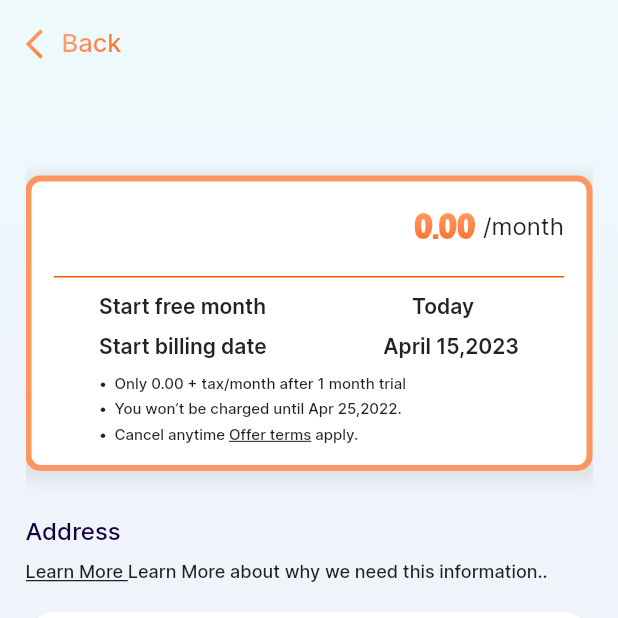
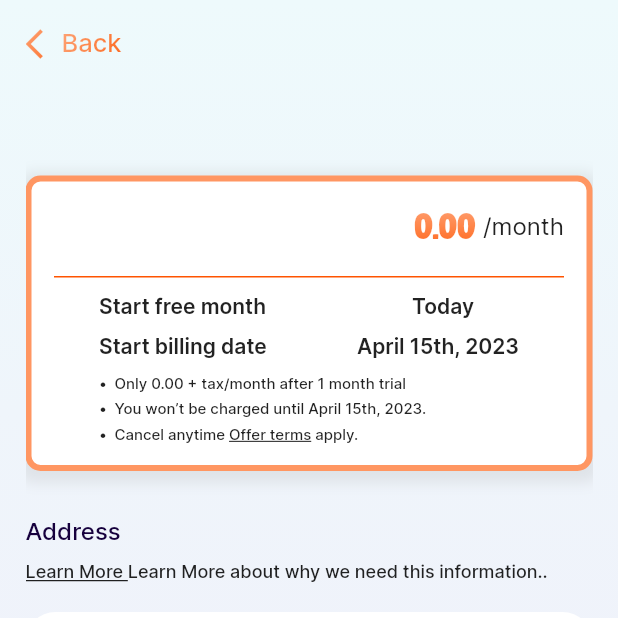
Before and after one commit to SajidNawaz993/plansubscription, a Flutter app: the PlanDetailsWidget screen opened directly with empty values, on a phone screen of 412 x 824 dp, the top half of it. Run offline on Flutter 3.47's test engine with Material 2 defaults, Android fonts, the phone set to English and light mode, and no system bars; our stand-ins replace bloc, equatable, flutter_bloc, logger, percent_indicator; network calls fail.

```diff
--- a/lib/common/plans_details_box.dart
+++ b/lib/common/plans_details_box.dart
@@ -20,7 +20,6 @@ class PlansDetailsIconBox extends StatelessWidget {
   final Color backgroundColor;
   final bool isSelected;
 
-  final dateFormat = new DateFormat('MMMM dd,yyyy');
    var today = DateTime.now();
 
 
@@ -183,7 +182,7 @@ class PlansDetailsIconBox extends StatelessWidget {
                         ),
                       ),
                       Text(
-                        "${dateFormat.format(newDate)}",
+                        "${format(newDate)}",
                         style: TextStyle(
                             fontFamily: 'Inter',
                             fontWeight: FontWeight.w600,
@@ -230,7 +229,7 @@ class PlansDetailsIconBox extends StatelessWidget {
                       ),
                       HorizontalSpace(5),
                       Flexible(child: Text(
-                        "You won’t be charged until Apr 25,2022.",
+                        "You won’t be charged until ${format(newDate)}.",
                         style: TextStyle(
                             fontFamily: 'Inter',
                             fontWeight: FontWeight.w500,
@@ -350,5 +349,13 @@ class PlansDetailsIconBox extends StatelessWidget {
       ),
     );
   }
+   format(DateTime date) {
+     var suffix = "th";
+     var digit = date.day % 10;
+     if ((digit > 0 && digit < 4) && (date.day < 11 || date.day > 13)) {
+       suffix = ["st", "nd", "rd"][digit - 1];
+     }
+     return new DateFormat("MMMM d'$suffix', yyyy").format(date);
+   }
 }
 //Wrap widget for fill horizontal then vertical
```
Also changed, not shown: lib/features/plan_detail/view/plan_details_widget.dart (line endings or trailing spaces).
